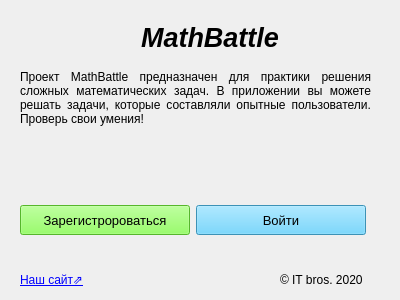
The window that data/ui/PreviewRegisterWindow.ui (TereDom/MathBattle) describes before a commit, drawn with Qt 5.
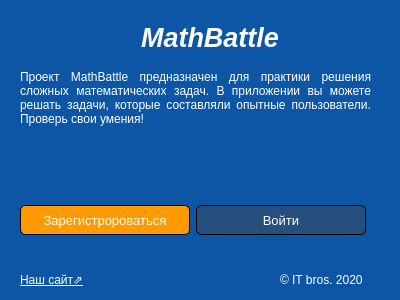
The same window after the commit.

```diff
--- a/data/ui/PreviewRegisterWindow.ui
+++ b/data/ui/PreviewRegisterWindow.ui
@@ -13,6 +13,10 @@
   <property name="windowTitle">
    <string>Добро пожаловать в MathBattle</string>
   </property>
+  <property name="styleSheet">
+   <string notr="true">background-color: rgb(13, 86, 166);
+color: rgb(255, 255, 255);</string>
+  </property>
   <widget class="QLabel" name="label">
    <property name="geometry">
     <rect>
@@ -128,7 +132,10 @@
        </font>
       </property>
       <property name="styleSheet">
-       <string notr="true">background-color: rgb(120, 255, 62);</string>
+       <string notr="true">background-color: rgb(120, 255, 62);
+background-color: rgb(255, 154, 0);
+border: 1px solid black;
+border-radius: 5px;</string>
       </property>
       <property name="text">
        <string>Зарегистророваться</string>
@@ -155,7 +162,9 @@
        </font>
       </property>
       <property name="styleSheet">
-       <string notr="true">background-color: rgb(84, 204, 255);</string>
+       <string notr="true">background-color: rgb(39, 79, 125);
+border: 1px solid black;
+border-radius: 5px;</string>
       </property>
       <property name="text">
        <string>Войти</string>
@@ -179,7 +188,7 @@
     </font>
    </property>
    <property name="text">
-    <string>&lt;html&gt;&lt;head/&gt;&lt;body&gt;&lt;p&gt;&lt;a href=&quot;https://ru.stackoverflow.com/q/851355/255866&quot;&gt;&lt;span style=&quot; text-decoration: underline; color:#0000ff;&quot;&gt;Наш сайт⇗&lt;/span&gt;&lt;/a&gt;&lt;/p&gt;&lt;/body&gt;&lt;/html&gt;</string>
+    <string>&lt;html&gt;&lt;head/&gt;&lt;body&gt;&lt;p&gt;&lt;a href=&quot;https://ru.stackoverflow.com/q/851355/255866&quot;&gt;&lt;span style=&quot; text-decoration: underline; color: #ffffff&quot;&gt;Наш сайт⇗&lt;/span&gt;&lt;/a&gt;&lt;/p&gt;&lt;/body&gt;&lt;/html&gt;</string>
    </property>
    <property name="openExternalLinks">
     <bool>true</bool>
```
